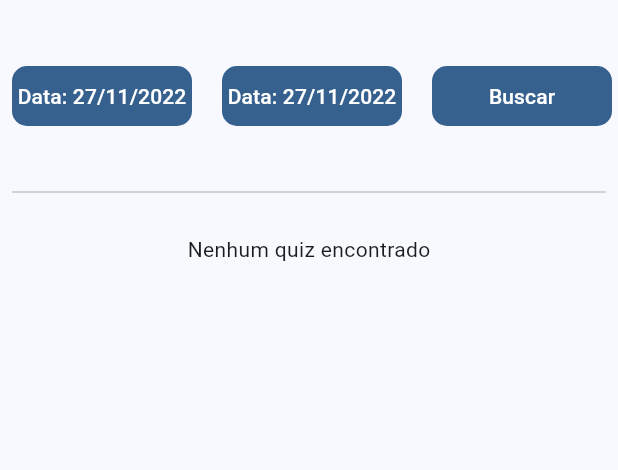
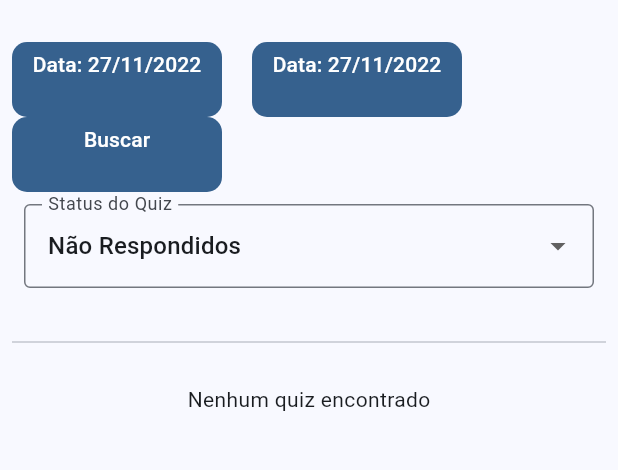
Before and after one commit to RobertsFerreira/dashboard_tbl, a Flutter app: the HomePageForStudent screen opened directly, after a tap on "Quizzes", on a phone screen of 412 x 824 dp, the part 84-554 px from its top. Run offline on Flutter 3.47's test engine with Material 2 defaults, Android fonts, the phone set to English and light mode, and no system bars; our stand-ins replace dio, flutter_mobx, mobx; missing offline and left inert: map_fields; generated files the repository leaves out were written again.

Commit message:
alteraçẽs necessarias

```diff
--- a/lib/core/components/buttons/custom_button_default.dart
+++ b/lib/core/components/buttons/custom_button_default.dart
@@ -11,13 +11,14 @@ class CustomButtonDefault extends StatelessWidget {
     required this.text,
     this.onTap,
     this.icon,
-    this.height = 40,
-    this.width = 120,
+    this.height = 50,
+    this.width = 140,
   });
 
   @override
   Widget build(BuildContext context) {
     return Container(
+      padding: const EdgeInsets.all(5),
       decoration: BoxDecoration(
         color: onTap != null
             ? Theme.of(context).colorScheme.primary
@@ -29,8 +30,8 @@ class CustomButtonDefault extends StatelessWidget {
       child: GestureDetector(
         onTap: onTap,
         behavior: HitTestBehavior.translucent,
-        child: Row(
-          mainAxisAlignment: MainAxisAlignment.center,
+        child: Wrap(
+          alignment: WrapAlignment.center,
           children: [
             if (icon != null)
               Center(
--- a/lib/features/home/home_for_studente_page.dart
+++ b/lib/features/home/home_for_studente_page.dart
@@ -1,8 +1,5 @@
 import 'package:dashboard_tbl/components/menu/custom_drawer_student.dart';
 import 'package:flutter/material.dart';
-import 'package:url_launcher/url_launcher.dart';
-
-import '../../core/components/buttons/custom_button_default.dart';
 
 class HomePageForStudent extends StatefulWidget {
   const HomePageForStudent({super.key});
@@ -16,25 +13,25 @@ class _HomePageForStudentState extends State<HomePageForStudent> {
   Widget build(BuildContext context) {
     return Scaffold(
       body: Row(
-        children: [
-          const CustomDrawerStudent(),
-          const SizedBox(width: 20),
-          const VerticalDivider(),
-          const SizedBox(width: 20),
-          Expanded(
-              child: Center(
-            child: CustomButtonDefault(
-              width: 200,
-              text: 'Pesquisa de Satisfação',
-              onTap: () async {
-                final url = Uri.parse(
-                  'https://docs.google.com/forms/d/e/1FAIpQLScJgbGIhtFDDxbndV-H3ESbWm-oGWmHzxEKmAmTReTFkvtEfQ/viewform?usp=sf_link',
-                );
-                await launchUrl(url);
-              },
-              icon: Icons.rate_review,
-            ),
-          )),
+        children: const [
+          CustomDrawerStudent(),
+          SizedBox(width: 20),
+          VerticalDivider(),
+          SizedBox(width: 20),
+          // Expanded(
+          //     child: Center(
+          //   child: CustomButtonDefault(
+          //     width: 200,
+          //     text: 'Pesquisa de Satisfação',
+          //     onTap: () async {
+          //       final url = Uri.parse(
+          //         'https://docs.google.com/forms/d/e/1FAIpQLScJgbGIhtFDDxbndV-H3ESbWm-oGWmHzxEKmAmTReTFkvtEfQ/viewform?usp=sf_link',
+          //       );
+          //       await launchUrl(url);
+          //     },
+          //     icon: Icons.rate_review,
+          //   ),
+          // )),
         ],
       ),
     );
--- a/lib/features/login/page/login_page.dart
+++ b/lib/features/login/page/login_page.dart
@@ -28,7 +28,9 @@ class _LoginPageState extends State<LoginPage> {
               child: CircularProgressIndicator(),
             );
           }
-          return Center(
+          return Padding(
+            padding: const EdgeInsets.symmetric(horizontal: 8),
+            child: Center(
               child: Column(
                 mainAxisAlignment: MainAxisAlignment.center,
                 children: [
@@ -80,6 +82,7 @@ class _LoginPageState extends State<LoginPage> {
                   ),
                 ],
               ),
+            ),
           );
         },
       ),
--- a/lib/features/quiz/pages/quiz_students/quiz_students_page.dart
+++ b/lib/features/quiz/pages/quiz_students/quiz_students_page.dart
@@ -35,7 +35,7 @@ class _QuizStudentsPageState extends State<QuizStudentsPage> {
             child: Column(
               children: [
                 const SizedBox(height: 20),
-                Row(
+                Wrap(
                   children: [
                     CustomButtonDefault(
                       text: 'Data: ${dataIni.toStringFormatted()}',
--- a/lib/features/quiz/pages/quiz_teacher/vinculo_quiz/vinculo_quiz.dart
+++ b/lib/features/quiz/pages/quiz_teacher/vinculo_quiz/vinculo_quiz.dart
@@ -30,8 +30,8 @@ class _VinculoQuizState extends State<VinculoQuiz> {
         child: Column(
           children: [
             const SizedBox(height: 20),
-            Row(
-              mainAxisAlignment: MainAxisAlignment.spaceBetween,
+            Wrap(
+              alignment: WrapAlignment.spaceBetween,
               children: [
                 CustomButtonDefault(
                   width: 140,
@@ -47,7 +47,7 @@ class _VinculoQuizState extends State<VinculoQuiz> {
                   text: 'Liberar Quiz',
                 ),
                 const SizedBox(width: 20),
-                Row(
+                Wrap(
                   children: [
                     SizedBox(
                       height: 80,
```
Also changed, not shown: lib/components/menu/custom_drawer.dart (+10 -2 lines). Lines whose indentation alone changed are shown as unchanged.
